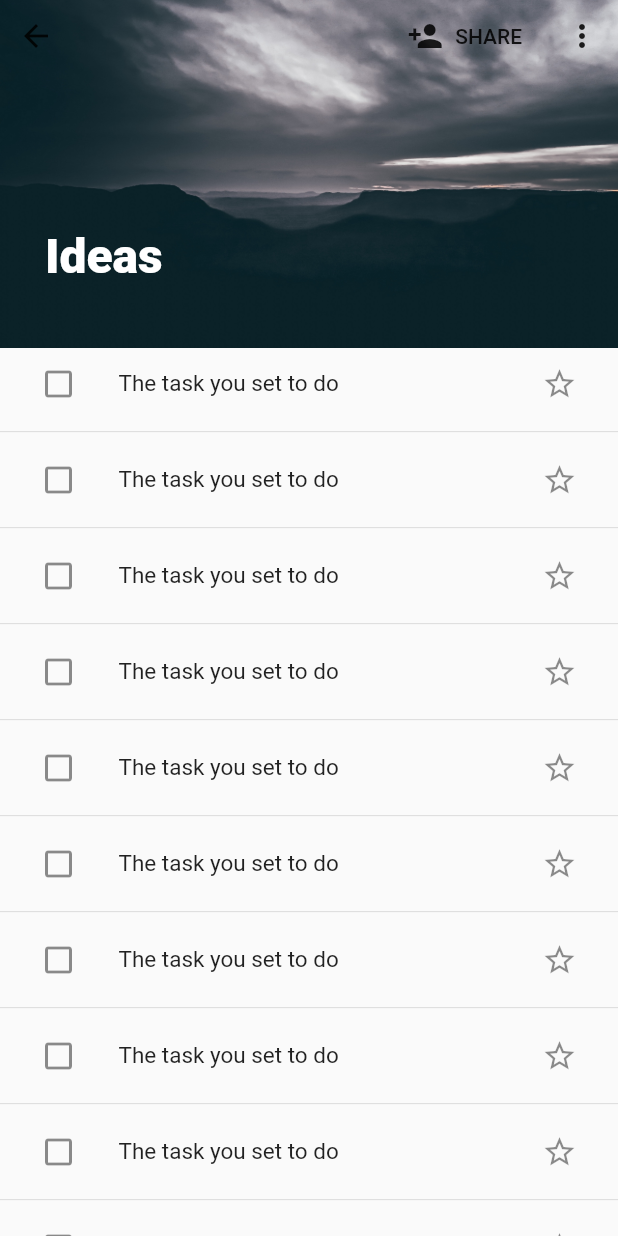
After one commit to dabigjoe6/Microsoft-To-Do-Clone, a Flutter app: the screen it shows after launch, after a tap on "My Day", on a phone screen of 412 x 824 dp. The commit adds this screen. Run offline on Flutter 3.47's test engine with Material 2 defaults, Android fonts, the phone set to English and light mode, and no system bars.

Commit message:
Add static TodoListScreen

```diff
--- a/lib/main.dart
+++ b/lib/main.dart
@@ -1,6 +1,7 @@
 import 'package:flutter/material.dart';
 import 'package:microsoft_todo/screens/rootScreen/RootScreen.dart';
 import 'package:microsoft_todo/screens/searchScreen/SearchScreen.dart';
+import 'package:microsoft_todo/screens/todoListScreen/TodoListScreen.dart';
 
 void main() => runApp( RootApp());
 
@@ -12,8 +13,16 @@ class RootApp extends StatelessWidget {
       initialRoute: '/',
       routes: {
         '/': (context) => RootScreen(),
-        '/searchRoute': (context) => SearchScreen()
+        '/searchRoute': (context) => SearchScreen(),
+        '/todoListRoute': (context) => TodoListScreen()
       },
     );
   }
 }
+
+class TodoListRouteArguments {
+  final String title;
+  final bool isNormalList;
+
+  TodoListRouteArguments(this.title, this.isNormalList);
+}
--- a/lib/screens/rootScreen/components/TodoListWidget.dart
+++ b/lib/screens/rootScreen/components/TodoListWidget.dart
@@ -1,4 +1,5 @@
 import 'package:flutter/material.dart';
+import 'package:microsoft_todo/main.dart';
 
 class TodoListWidget extends StatelessWidget {
 
@@ -15,7 +16,14 @@ class TodoListWidget extends StatelessWidget {
       title:  Text(this.title, style: TextStyle( fontSize: 15)),
       trailing:  Text(this.trailing),
       contentPadding: EdgeInsets.only(right: 15, left: 15),
-      dense: true
+      dense: true,
+      onTap: () {
+        Navigator.pushNamed(
+          context,
+          '/todoListRoute',
+          arguments: TodoListRouteArguments('Ideas', true)
+        );
+      }
     );
   }
 }
--- a/lib/screens/todoListScreen/TodoListScreen.dart
+++ b/lib/screens/todoListScreen/TodoListScreen.dart
@@ -1,10 +1,33 @@
 import 'package:flutter/material.dart';
+import 'package:microsoft_todo/screens/todoListScreen/components/TitleBarWidget.dart';
+import 'package:microsoft_todo/screens/todoListScreen/components/TodoItemsListWidget.dart';
+import 'package:microsoft_todo/main.dart';
 
 class TodoListScreen extends StatelessWidget {
+
   @override
   Widget build(BuildContext context) {
+    final TodoListRouteArguments args = ModalRoute.of(context).settings.arguments;
+
+    String title = args.title;
+    bool isNormalList = args.isNormalList;
+
     return SafeArea(
-      child: Text('TodoListScreen')
+      child: Scaffold(
+        body: Column(
+          children: <Widget>[
+            TitleBarWidget(
+              title: title,
+              isNormalList: isNormalList
+            ),
+            Expanded(
+              child: TodoItemsListWidget(
+                title: title
+              )
+            )
+          ]
+        )
+      )
     );
   }
 }
--- /dev/null
+++ b/lib/screens/todoListScreen/components/TitleBarWidget.dart
@@ -0,0 +1,59 @@
+import 'package:flutter/material.dart';
+
+class TitleBarWidget extends StatelessWidget {
+  final String title;
+  final bool isNormalList;
+
+  TitleBarWidget({this.title, this.isNormalList});
+
+  @override
+  Widget build(BuildContext context) {
+    return Stack(
+      children: <Widget>[
+        Image.asset('assets/mountain.jpg'),
+        Container(
+          constraints: BoxConstraints.expand(height: 190),
+          child: Column(
+            mainAxisAlignment: MainAxisAlignment.spaceBetween,
+            crossAxisAlignment: CrossAxisAlignment.start,
+            mainAxisSize: MainAxisSize.max,
+            children: <Widget>[
+              Row(
+                mainAxisAlignment: MainAxisAlignment.spaceBetween,
+                children: <Widget>[
+                  IconButton(
+                    icon: Icon(Icons.arrow_back),
+                    onPressed: () {
+                      Navigator.pop(context);
+                    }
+                  ),
+                  Row(
+                    children: <Widget>[
+                      FlatButton.icon(
+                        label: Text('SHARE'),
+                        icon: Icon(Icons.person_add),
+                        onPressed: () {
+                          //Do nothing for now
+                        }
+                      ),
+                      IconButton(
+                        icon: Icon(Icons.more_vert),
+                        onPressed: () {
+                          //Do nothing for now
+                        }
+                      )
+                    ]
+                  ),
+                ]
+              ),
+              Container(
+                padding: EdgeInsets.only(left: 30),
+                child: Text(this.title, style: TextStyle(fontSize: 32, fontWeight: FontWeight.w900, color: Colors.white))
+              )
+            ]
+          )
+        )
+      ]
+    );
+  }
+}
--- /dev/null
+++ b/lib/screens/todoListScreen/components/TodoItemWidget.dart
@@ -0,0 +1,27 @@
+import 'package:flutter/material.dart';
+
+class TodoItemWidget extends StatelessWidget{
+  @override
+  Widget build(BuildContext context) {
+    return  ListTile(
+      leading:  IconButton(
+        icon: Icon(Icons.check_box_outline_blank),
+        onPressed: () {
+          //Do nothing for now
+        }
+      ),
+      title:  Text('The task you set to do', style: TextStyle( fontSize: 15)),
+      trailing:  IconButton(
+        icon: Icon(Icons.star_border),
+        onPressed: () {
+          //Do nothing for now
+        }
+      ),
+      contentPadding: EdgeInsets.only(right: 15, left: 15),
+      dense: true,
+      onTap: () {
+        //Do nothing for now
+      }
+    );
+  }
+}
--- /dev/null
+++ b/lib/screens/todoListScreen/components/TodoItemsListWidget.dart
@@ -0,0 +1,22 @@
+import 'package:flutter/material.dart';
+import 'package:microsoft_todo/screens/todoListScreen/components/TodoItemWidget.dart';
+
+class TodoItemsListWidget extends StatelessWidget {
+  //use title to get list items
+  final String title;
+
+  TodoItemsListWidget({this.title});
+
+  @override
+  Widget build(BuildContext context) {
+    return ListView.separated(
+      itemCount: 25,
+      itemBuilder: (BuildContext context, int index) {
+        return TodoItemWidget();
+      },
+      separatorBuilder: (BuildContext context, int index) {
+        return Divider();
+      }
+    );
+  }
+}
--- a/pubspec.yaml
+++ b/pubspec.yaml
@@ -47,6 +47,7 @@ flutter:
   - assets/display_picture.jpg
   - assets/rocket.png
   - assets/rocket.jpg
+  - assets/mountain.jpg
   # An image asset can refer to one or more resolution-specific "variants", see
   # https://flutter.dev/assets-and-images/#resolution-aware.
 
```
Also changed, not shown: assets/mountain.jpg (added).
